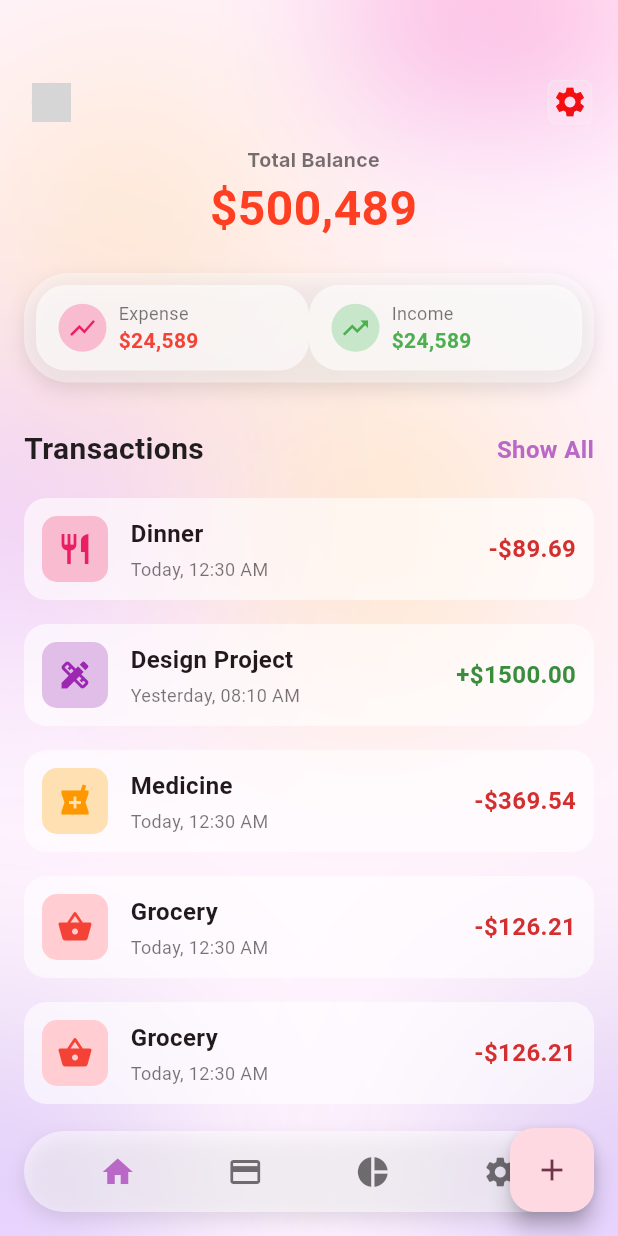
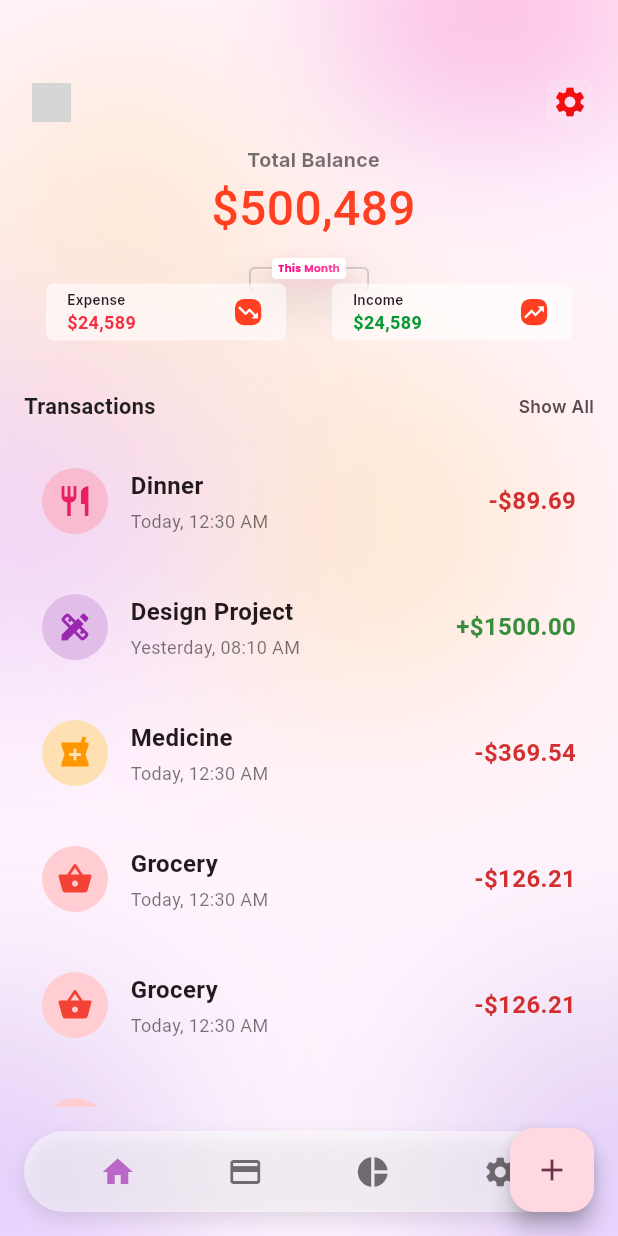
Before and after one commit to online-code-bite-md-tanvir-mahtab/income_expense_app, a Flutter app: the screen it shows after launch, on a phone screen of 412 x 824 dp. Run offline on Flutter 3.47's test engine with Material 3 defaults, Android fonts, the phone set to English and light mode, and no system bars; our stand-ins replace glassmorphism, google_fonts; missing offline and left inert: pixel_perfect; network calls fail; Roboto replaces fonts that are missing (Anta, Exo); grey boxes are pictures that could not be loaded.

Commit message:
some of the design is done

```diff
--- a/lib/main.dart
+++ b/lib/main.dart
@@ -151,12 +151,12 @@ class _MyHomePageState extends State<MyHomePage> {
           ),
         ),
         Padding(
-          padding: EdgeInsetsGeometry.only(left: 6),
+          padding: EdgeInsetsGeometry.only(left: 6, top: 0),
           child: Text(
             '\$500,489',
             style: GoogleFonts.anta(
               fontSize: 32,
-              fontWeight: FontWeight.bold,
+              fontWeight: FontWeight.w500,
               color: const Color(0xFFFF3F21), // Light purple for the amount
             ),
           ),
@@ -167,26 +167,93 @@ class _MyHomePageState extends State<MyHomePage> {
 
   Widget _buildThisMonthSummary() {
     return Container(
-      margin: const EdgeInsets.symmetric(horizontal: 16.0, vertical: 20.0),
-      padding: const EdgeInsets.all(8.0),
+      margin: EdgeInsetsGeometry.only(top: 10),
+      child: Column(
+        children: [
+          Center(
+            child: Stack(
+              alignment: Alignment.center,
+              clipBehavior: Clip.none,
+              children: [
+                // Rectangle 4094 (background curved shape)
+                Positioned(
+                  bottom: -8, // overlap half of the button
+                  child: Container(
+                    width: 80,
+                    height: 16,
                     decoration: BoxDecoration(
-        color: Colors.white.withOpacity(0.4),
-        borderRadius: BorderRadius.circular(30),
+                      color: Colors.transparent,
+                      borderRadius: BorderRadius.circular(4),
+                      border: Border(
+                        top: BorderSide(
+                          color: const Color(0xff2B1C2933).withOpacity(0.2),
+                          width: 1.2,
+                        ),
+                        left: BorderSide(
+                          color: const Color(0xff2B1C2933).withOpacity(0.2),
+                          width: 1.2,
+                        ),
+                        right: BorderSide(
+                          color: const Color(0xff2B1C2933).withOpacity(0.2),
+                          width: 1.2,
+                        ),
+                        bottom: BorderSide.none, // no bottom border
+                      ),
                       boxShadow: [
                         BoxShadow(
                           color: Colors.black.withOpacity(0.1),
-            blurRadius: 10,
-            offset: Offset(0, 5),
+                          blurRadius: 20,
+                          offset: const Offset(0, 10),
                         ),
                       ],
                     ),
-      child: Row(
-        mainAxisAlignment: MainAxisAlignment.spaceAround,
+                  ),
+                ),
+
+                // Main "This Month" button
+                Container(
+                  padding: const EdgeInsets.symmetric(
+                    horizontal: 4,
+                    vertical: 2,
+                  ),
+                  decoration: BoxDecoration(
+                    color: Colors.white,
+                    borderRadius: BorderRadius.circular(3),
+                    boxShadow: [
+                      BoxShadow(
+                        color: Colors.pink.withOpacity(0.1),
+                        blurRadius: 10,
+                        offset: const Offset(0, 4),
+                      ),
+                    ],
+                  ),
+                  child: ShaderMask(
+                    shaderCallback: (bounds) => const LinearGradient(
+                      colors: [Color(0xFFFF0080), Color(0xFFFF4DA6)],
+                      begin: Alignment.centerLeft,
+                      end: Alignment.centerRight,
+                    ).createShader(bounds),
+                    child: Text(
+                      'This Month',
+                      style: GoogleFonts.poppins(
+                        fontSize: 7,
+                        fontWeight: FontWeight.w600,
+                        color: Colors.white, // Use white for gradient text
+                      ),
+                    ),
+                  ),
+                ),
+              ],
+            ),
+          ),
+          SizedBox(height: 3),
+          Row(
+            mainAxisAlignment: MainAxisAlignment.spaceEvenly,
             children: [
               _buildSummaryCard(
                 title: 'Expense',
                 amount: '\$24,589',
-            icon: Icons.show_chart,
+                icon: Icons.trending_down,
                 isExpense: true,
               ),
               _buildSummaryCard(
@@ -194,6 +261,8 @@ class _MyHomePageState extends State<MyHomePage> {
                 amount: '\$24,589',
                 icon: Icons.trending_up,
                 isExpense: false,
+              ),
+            ],
           ),
         ],
       ),
@@ -206,71 +275,84 @@ class _MyHomePageState extends State<MyHomePage> {
     required IconData icon,
     required bool isExpense,
   }) {
-    return Expanded(
-      child: Container(
-        padding: EdgeInsets.symmetric(vertical: 10, horizontal: 15),
+    return Container(
+      width: 160, // Fixed width
+      padding: EdgeInsets.only(left: 14, right: 2, bottom: 4, top: 4),
       decoration: BoxDecoration(
         color: Colors.white.withOpacity(0.6),
-          borderRadius: BorderRadius.circular(20),
+        borderRadius: BorderRadius.circular(5),
       ),
       child: Row(
         children: [
-            Container(
-              padding: EdgeInsets.all(6),
-              decoration: BoxDecoration(
-                color: isExpense ? Colors.pink[100] : Colors.green[100],
-                shape: BoxShape.circle,
-              ),
-              child: Icon(
-                icon,
-                color: isExpense ? Colors.pink : Colors.green,
-                size: 20,
-              ),
-            ),
-            SizedBox(width: 8),
           Column(
             crossAxisAlignment: CrossAxisAlignment.start,
             children: [
               Text(
                 title,
-                  style: TextStyle(color: Colors.black54, fontSize: 12),
+                style: GoogleFonts.inter(
+                  fontSize: 9,
+                  fontWeight: FontWeight.w600,
+                  color: const Color(0xff2B1C29), // Light purple for the amount
+                ),
               ),
               Text(
                 amount,
-                  style: TextStyle(
-                    color: isExpense ? Colors.red : Colors.green,
-                    fontWeight: FontWeight.bold,
-                    fontSize: 14,
+                style: GoogleFonts.anta(
+                  fontSize: 12,
+                  fontWeight: FontWeight.w700,
+                  color: isExpense
+                      ? const Color(0xffF32F42)
+                      : Color(0xff079933), // Light purple for the amount
                 ),
               ),
             ],
           ),
+          SizedBox(width: 66),
+          Container(
+            padding: EdgeInsets.all(1),
+            decoration: BoxDecoration(
+              color: isExpense ? Color(0xffFF3F21) : Color(0xffFF3F21),
+              shape: BoxShape.rectangle,
+              borderRadius: BorderRadius.circular(6),
+            ),
+            child: Icon(
+              icon,
+              color: isExpense ? Colors.white : Colors.white,
+              size: 15.5,
+            ),
+          ),
         ],
-        ),
       ),
     );
   }
 
+  // Usage
+
   Widget _buildTransactionsHeader() {
     return Padding(
-      padding: const EdgeInsets.symmetric(horizontal: 16.0, vertical: 10.0),
+      padding: EdgeInsetsGeometry.only(
+        left: 16,
+        right: 16,
+        top: 34,
+        bottom: 10,
+      ),
       child: Row(
         mainAxisAlignment: MainAxisAlignment.spaceBetween,
         children: [
           Text(
             'Transactions',
-            style: TextStyle(
-              fontSize: 20,
-              fontWeight: FontWeight.bold,
+            style: GoogleFonts.exo(
+              fontSize: 14.5,
+              fontWeight: FontWeight.w600,
               color: Colors.black87,
             ),
           ),
           Text(
             'Show All',
-            style: TextStyle(
-              color: Colors.purple[300],
-              fontSize: 16,
+            style: GoogleFonts.inter(
+              fontSize: 11.5,
               fontWeight: FontWeight.w600,
+              color: Color(0xff5B4950),
             ),
           ),
         ],
@@ -363,17 +445,14 @@ class _MyHomePageState extends State<MyHomePage> {
     return Container(
       margin: const EdgeInsets.symmetric(vertical: 8.0),
       padding: const EdgeInsets.all(12.0),
-      decoration: BoxDecoration(
-        color: Colors.white.withOpacity(0.6),
-        borderRadius: BorderRadius.circular(15),
-      ),
+      decoration: BoxDecoration(borderRadius: BorderRadius.circular(15)),
       child: Row(
         children: [
           Container(
             padding: EdgeInsets.all(10),
             decoration: BoxDecoration(
               color: iconBgColor,
-              borderRadius: BorderRadius.circular(10),
+              borderRadius: BorderRadius.circular(50),
             ),
             child: Icon(icon, color: iconColor),
           ),
```
Lines whose indentation alone changed are shown as unchanged.
